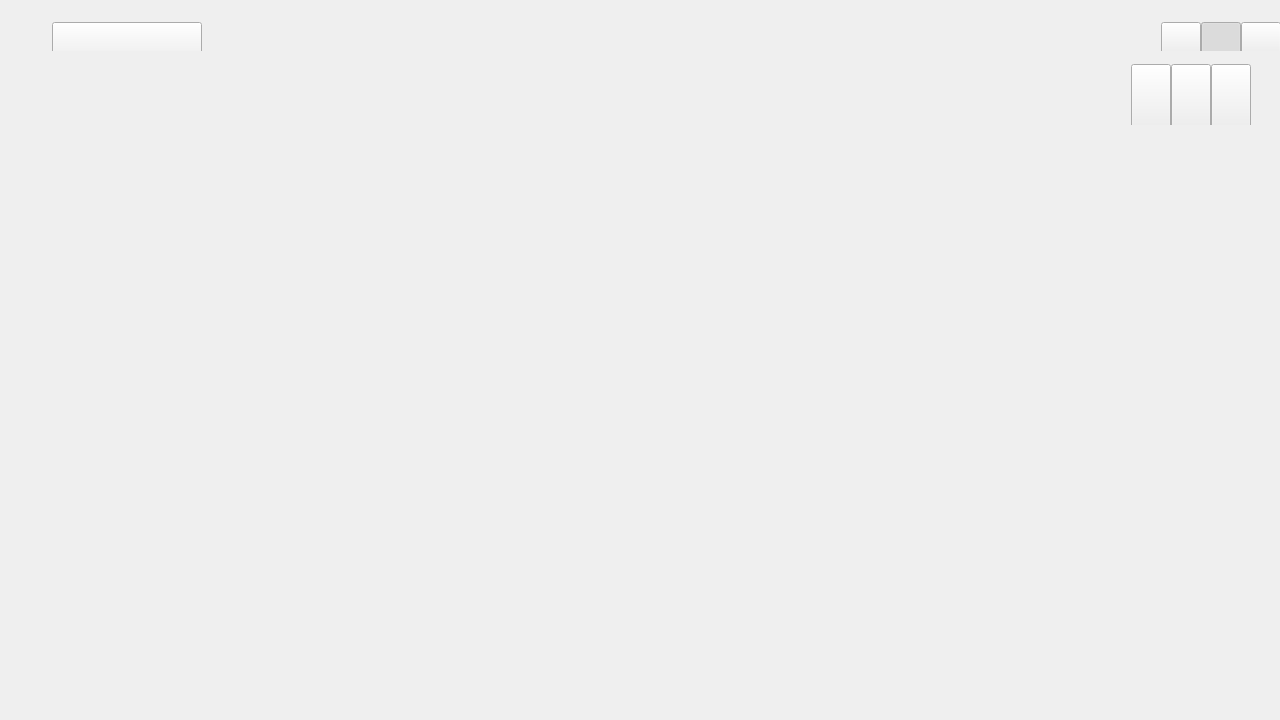
Before: the Qt Designer form Everlasting/UI/GMMainWindow.ui in LiuSocket/EVERLASTING, drawn with Qt 5.
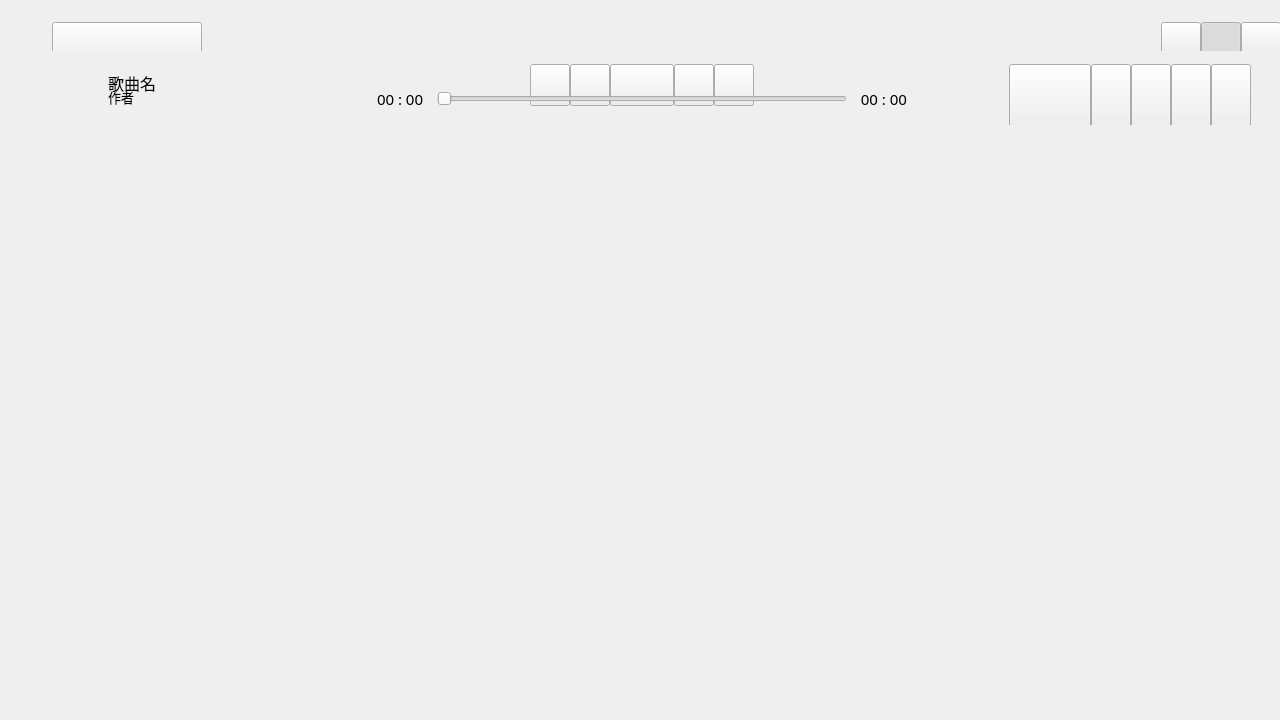
After: the same form once the commit is applied. Custom widgets are drawn as their Qt base class.

Patch:
```diff
--- a/Everlasting/UI/GMMainWindow.ui
+++ b/Everlasting/UI/GMMainWindow.ui
@@ -311,7 +311,456 @@
          <property name="spacing">
           <number>0</number>
          </property>
-         <item row="0" column="1" rowspan="2">
+         <item row="0" column="10" rowspan="2">
+          <widget class="QPushButton" name="nextBtn_2">
+           <property name="sizePolicy">
+            <sizepolicy hsizetype="Fixed" vsizetype="Fixed">
+             <horstretch>0</horstretch>
+             <verstretch>0</verstretch>
+            </sizepolicy>
+           </property>
+           <property name="minimumSize">
+            <size>
+             <width>40</width>
+             <height>42</height>
+            </size>
+           </property>
+           <property name="maximumSize">
+            <size>
+             <width>40</width>
+             <height>42</height>
+            </size>
+           </property>
+           <property name="toolTip">
+            <string>下一首</string>
+           </property>
+           <property name="text">
+            <string/>
+           </property>
+          </widget>
+         </item>
+         <item row="0" column="7" rowspan="2">
+          <widget class="QPushButton" name="lastBtn">
+           <property name="sizePolicy">
+            <sizepolicy hsizetype="Fixed" vsizetype="Fixed">
+             <horstretch>0</horstretch>
+             <verstretch>0</verstretch>
+            </sizepolicy>
+           </property>
+           <property name="minimumSize">
+            <size>
+             <width>40</width>
+             <height>42</height>
+            </size>
+           </property>
+           <property name="maximumSize">
+            <size>
+             <width>40</width>
+             <height>42</height>
+            </size>
+           </property>
+           <property name="toolTip">
+            <string>上一首</string>
+           </property>
+           <property name="text">
+            <string/>
+           </property>
+          </widget>
+         </item>
+         <item row="0" column="18" rowspan="3">
+          <widget class="QPushButton" name="listBtn">
+           <property name="sizePolicy">
+            <sizepolicy hsizetype="Fixed" vsizetype="Fixed">
+             <horstretch>0</horstretch>
+             <verstretch>0</verstretch>
+            </sizepolicy>
+           </property>
+           <property name="minimumSize">
+            <size>
+             <width>40</width>
+             <height>64</height>
+            </size>
+           </property>
+           <property name="maximumSize">
+            <size>
+             <width>40</width>
+             <height>64</height>
+            </size>
+           </property>
+           <property name="mouseTracking">
+            <bool>true</bool>
+           </property>
+           <property name="toolTip">
+            <string>播放列表</string>
+           </property>
+           <property name="text">
+            <string/>
+           </property>
+           <property name="checkable">
+            <bool>true</bool>
+           </property>
+          </widget>
+         </item>
+         <item row="1" column="2" rowspan="2">
+          <widget class="CGMTextScroller" name="audioInfoTextScroller">
+           <property name="sizePolicy">
+            <sizepolicy hsizetype="Fixed" vsizetype="Fixed">
+             <horstretch>0</horstretch>
+             <verstretch>0</verstretch>
+            </sizepolicy>
+           </property>
+           <property name="minimumSize">
+            <size>
+             <width>186</width>
+             <height>26</height>
+            </size>
+           </property>
+           <property name="maximumSize">
+            <size>
+             <width>186</width>
+             <height>26</height>
+            </size>
+           </property>
+           <property name="font">
+            <font>
+             <pointsize>10</pointsize>
+            </font>
+           </property>
+           <property name="text">
+            <string>作者</string>
+           </property>
+           <property name="alignment">
+            <set>Qt::AlignLeading|Qt::AlignLeft|Qt::AlignVCenter</set>
+           </property>
+          </widget>
+         </item>
+         <item row="0" column="0" rowspan="3">
+          <spacer name="horizontalSpacer_7">
+           <property name="orientation">
+            <enum>Qt::Horizontal</enum>
+           </property>
+           <property name="sizeType">
+            <enum>QSizePolicy::Fixed</enum>
+           </property>
+           <property name="sizeHint" stdset="0">
+            <size>
+             <width>12</width>
+             <height>64</height>
+            </size>
+           </property>
+          </spacer>
+         </item>
+         <item row="0" column="8" rowspan="2">
+          <widget class="QPushButton" name="playBtn">
+           <property name="sizePolicy">
+            <sizepolicy hsizetype="Fixed" vsizetype="Fixed">
+             <horstretch>0</horstretch>
+             <verstretch>0</verstretch>
+            </sizepolicy>
+           </property>
+           <property name="minimumSize">
+            <size>
+             <width>64</width>
+             <height>42</height>
+            </size>
+           </property>
+           <property name="maximumSize">
+            <size>
+             <width>64</width>
+             <height>42</height>
+            </size>
+           </property>
+           <property name="toolTip">
+            <string>播放/暂停</string>
+           </property>
+           <property name="text">
+            <string/>
+           </property>
+           <property name="checkable">
+            <bool>true</bool>
+           </property>
+          </widget>
+         </item>
+         <item row="0" column="19" rowspan="3">
+          <widget class="QPushButton" name="fullScreenBtn">
+           <property name="sizePolicy">
+            <sizepolicy hsizetype="Fixed" vsizetype="Fixed">
+             <horstretch>0</horstretch>
+             <verstretch>0</verstretch>
+            </sizepolicy>
+           </property>
+           <property name="minimumSize">
+            <size>
+             <width>40</width>
+             <height>64</height>
+            </size>
+           </property>
+           <property name="maximumSize">
+            <size>
+             <width>40</width>
+             <height>64</height>
+            </size>
+           </property>
+           <property name="mouseTracking">
+            <bool>true</bool>
+           </property>
+           <property name="toolTip">
+            <string>全屏</string>
+           </property>
+           <property name="text">
+            <string/>
+           </property>
+          </widget>
+         </item>
+         <item row="0" column="20" rowspan="3">
+          <spacer name="horizontalSpacer_4">
+           <property name="orientation">
+            <enum>Qt::Horizontal</enum>
+           </property>
+           <property name="sizeType">
+            <enum>QSizePolicy::Fixed</enum>
+           </property>
+           <property name="sizeHint" stdset="0">
+            <size>
+             <width>20</width>
+             <height>64</height>
+            </size>
+           </property>
+          </spacer>
+         </item>
+         <item row="0" column="2">
+          <widget class="CGMTextScroller" name="audioNameTextScroller">
+           <property name="sizePolicy">
+            <sizepolicy hsizetype="Fixed" vsizetype="Fixed">
+             <horstretch>0</horstretch>
+             <verstretch>0</verstretch>
+            </sizepolicy>
+           </property>
+           <property name="minimumSize">
+            <size>
+             <width>186</width>
+             <height>38</height>
+            </size>
+           </property>
+           <property name="maximumSize">
+            <size>
+             <width>186</width>
+             <height>38</height>
+            </size>
+           </property>
+           <property name="text">
+            <string>歌曲名</string>
+           </property>
+           <property name="alignment">
+            <set>Qt::AlignLeading|Qt::AlignLeft|Qt::AlignVCenter</set>
+           </property>
+          </widget>
+         </item>
+         <item row="0" column="6" rowspan="2">
+          <widget class="QPushButton" name="lastBtn_2">
+           <property name="sizePolicy">
+            <sizepolicy hsizetype="Fixed" vsizetype="Fixed">
+             <horstretch>0</horstretch>
+             <verstretch>0</verstretch>
+            </sizepolicy>
+           </property>
+           <property name="minimumSize">
+            <size>
+             <width>40</width>
+             <height>42</height>
+            </size>
+           </property>
+           <property name="maximumSize">
+            <size>
+             <width>40</width>
+             <height>42</height>
+            </size>
+           </property>
+           <property name="toolTip">
+            <string>上一首</string>
+           </property>
+           <property name="text">
+            <string/>
+           </property>
+          </widget>
+         </item>
+         <item row="0" column="9" rowspan="2">
+          <widget class="QPushButton" name="nextBtn">
+           <property name="sizePolicy">
+            <sizepolicy hsizetype="Fixed" vsizetype="Fixed">
+             <horstretch>0</horstretch>
+             <verstretch>0</verstretch>
+            </sizepolicy>
+           </property>
+           <property name="minimumSize">
+            <size>
+             <width>40</width>
+             <height>42</height>
+            </size>
+           </property>
+           <property name="maximumSize">
+            <size>
+             <width>40</width>
+             <height>42</height>
+            </size>
+           </property>
+           <property name="toolTip">
+            <string>下一首</string>
+           </property>
+           <property name="text">
+            <string/>
+           </property>
+          </widget>
+         </item>
+         <item row="0" column="13" rowspan="3">
+          <spacer name="horizontalSpacer_2">
+           <property name="orientation">
+            <enum>Qt::Horizontal</enum>
+           </property>
+           <property name="sizeType">
+            <enum>QSizePolicy::Expanding</enum>
+           </property>
+           <property name="sizeHint" stdset="0">
+            <size>
+             <width>70</width>
+             <height>61</height>
+            </size>
+           </property>
+          </spacer>
+         </item>
+         <item row="0" column="4" rowspan="2" colspan="2">
+          <spacer name="horizontalSpacer_3">
+           <property name="orientation">
+            <enum>Qt::Horizontal</enum>
+           </property>
+           <property name="sizeHint" stdset="0">
+            <size>
+             <width>128</width>
+             <height>20</height>
+            </size>
+           </property>
+          </spacer>
+         </item>
+         <item row="0" column="3" rowspan="3">
+          <spacer name="horizontalSpacer_6">
+           <property name="orientation">
+            <enum>Qt::Horizontal</enum>
+           </property>
+           <property name="sizeType">
+            <enum>QSizePolicy::Expanding</enum>
+           </property>
+           <property name="sizeHint" stdset="0">
+            <size>
+             <width>70</width>
+             <height>61</height>
+            </size>
+           </property>
+          </spacer>
+         </item>
+         <item row="0" column="11" rowspan="2" colspan="2">
+          <spacer name="horizontalSpacer_5">
+           <property name="orientation">
+            <enum>Qt::Horizontal</enum>
+           </property>
+           <property name="sizeHint" stdset="0">
+            <size>
+             <width>138</width>
+             <height>20</height>
+            </size>
+           </property>
+          </spacer>
+         </item>
+         <item row="2" column="5" colspan="7">
+          <widget class="CGMSlider" name="timeSlider">
+           <property name="minimumSize">
+            <size>
+             <width>410</width>
+             <height>22</height>
+            </size>
+           </property>
+           <property name="maximumSize">
+            <size>
+             <width>410</width>
+             <height>22</height>
+            </size>
+           </property>
+           <property name="toolTip">
+            <string>播放进度</string>
+           </property>
+           <property name="maximum">
+            <number>400</number>
+           </property>
+           <property name="pageStep">
+            <number>80</number>
+           </property>
+           <property name="orientation">
+            <enum>Qt::Horizontal</enum>
+           </property>
+          </widget>
+         </item>
+         <item row="0" column="14" rowspan="3">
+          <widget class="QPushButton" name="newBtn">
+           <property name="sizePolicy">
+            <sizepolicy hsizetype="Fixed" vsizetype="Fixed">
+             <horstretch>0</horstretch>
+             <verstretch>0</verstretch>
+            </sizepolicy>
+           </property>
+           <property name="minimumSize">
+            <size>
+             <width>82</width>
+             <height>64</height>
+            </size>
+           </property>
+           <property name="maximumSize">
+            <size>
+             <width>160</width>
+             <height>64</height>
+            </size>
+           </property>
+           <property name="mouseTracking">
+            <bool>true</bool>
+           </property>
+           <property name="text">
+            <string/>
+           </property>
+          </widget>
+         </item>
+         <item row="0" column="17" rowspan="3">
+          <widget class="QPushButton" name="volumeBtn">
+           <property name="sizePolicy">
+            <sizepolicy hsizetype="Fixed" vsizetype="Fixed">
+             <horstretch>0</horstretch>
+             <verstretch>0</verstretch>
+            </sizepolicy>
+           </property>
+           <property name="minimumSize">
+            <size>
+             <width>40</width>
+             <height>64</height>
+            </size>
+           </property>
+           <property name="maximumSize">
+            <size>
+             <width>40</width>
+             <height>64</height>
+            </size>
+           </property>
+           <property name="mouseTracking">
+            <bool>true</bool>
+           </property>
+           <property name="toolTip">
+            <string>音量</string>
+           </property>
+           <property name="text">
+            <string/>
+           </property>
+           <property name="checkable">
+            <bool>true</bool>
+           </property>
+          </widget>
+         </item>
+         <item row="0" column="1" rowspan="3">
           <widget class="QLabel" name="audioImgLab">
            <property name="sizePolicy">
             <sizepolicy hsizetype="Fixed" vsizetype="Preferred">
@@ -339,8 +788,8 @@
            </property>
           </widget>
          </item>
-         <item row="0" column="5" rowspan="2">
-          <widget class="QPushButton" name="fullScreenBtn">
+         <item row="2" column="4">
+          <widget class="QLabel" name="timePassedLab">
            <property name="sizePolicy">
             <sizepolicy hsizetype="Fixed" vsizetype="Fixed">
              <horstretch>0</horstretch>
@@ -349,44 +798,30 @@
            </property>
            <property name="minimumSize">
             <size>
-             <width>40</width>
-             <height>64</height>
+             <width>60</width>
+             <height>22</height>
             </size>
            </property>
            <property name="maximumSize">
             <size>
-             <width>40</width>
-             <height>64</height>
+             <width>60</width>
+             <height>22</height>
             </size>
            </property>
-           <property name="mouseTracking">
-            <bool>true</bool>
+           <property name="font">
+            <font>
+             <pointsize>11</pointsize>
+            </font>
            </property>
            <property name="toolTip">
             <string>全屏</string>
            </property>
            <property name="text">
-            <string/>
+            <string>00 : 00</string>
            </property>
           </widget>
          </item>
-         <item row="0" column="0" rowspan="2">
-          <spacer name="horizontalSpacer_7">
-           <property name="orientation">
-            <enum>Qt::Horizontal</enum>
-           </property>
-           <property name="sizeType">
-            <enum>QSizePolicy::Fixed</enum>
-           </property>
-           <property name="sizeHint" stdset="0">
-            <size>
-             <width>12</width>
-             <height>64</height>
-            </size>
-           </property>
-          </spacer>
-         </item>
-         <item row="2" column="0" colspan="7">
+         <item row="3" column="0" colspan="21">
           <spacer name="bottomEdge">
            <property name="orientation">
             <enum>Qt::Vertical</enum>
@@ -402,27 +837,8 @@
            </property>
           </spacer>
          </item>
-         <item row="0" column="6" rowspan="2">
-          <spacer name="horizontalSpacer_4">
-           <property name="orientation">
-            <enum>Qt::Horizontal</enum>
-           </property>
-           <property name="sizeType">
-            <enum>QSizePolicy::Fixed</enum>
-           </property>
-           <property name="sizeHint" stdset="0">
-            <size>
-             <width>20</width>
-             <height>64</height>
-            </size>
-           </property>
-          </spacer>
-         </item>
-         <item row="0" column="4" rowspan="2">
-          <widget class="QPushButton" name="listBtn">
-           <property name="enabled">
-            <bool>true</bool>
-           </property>
+         <item row="2" column="12">
+          <widget class="QLabel" name="timeAllLab">
            <property name="sizePolicy">
             <sizepolicy hsizetype="Fixed" vsizetype="Fixed">
              <horstretch>0</horstretch>
@@ -431,45 +847,34 @@
            </property>
            <property name="minimumSize">
             <size>
-             <width>40</width>
-             <height>64</height>
+             <width>60</width>
+             <height>22</height>
             </size>
            </property>
            <property name="maximumSize">
             <size>
-             <width>40</width>
-             <height>64</height>
+             <width>60</width>
+             <height>22</height>
             </size>
            </property>
-           <property name="mouseTracking">
-            <bool>true</bool>
+           <property name="font">
+            <font>
+             <pointsize>11</pointsize>
+            </font>
            </property>
            <property name="toolTip">
             <string>播放</string>
            </property>
            <property name="text">
-            <string/>
+            <string>00 : 00</string>
+           </property>
+           <property name="alignment">
+            <set>Qt::AlignRight|Qt::AlignTrailing|Qt::AlignVCenter</set>
            </property>
           </widget>
          </item>
-         <item row="0" column="2" rowspan="2">
-          <spacer name="horizontalSpacer_6">
-           <property name="orientation">
-            <enum>Qt::Horizontal</enum>
-           </property>
-           <property name="sizeType">
-            <enum>QSizePolicy::Expanding</enum>
-           </property>
-           <property name="sizeHint" stdset="0">
-            <size>
-             <width>70</width>
-             <height>61</height>
-            </size>
-           </property>
-          </spacer>
-         </item>
-         <item row="0" column="3" rowspan="2">
-          <widget class="QPushButton" name="volumeBtn">
+         <item row="0" column="16" rowspan="3">
+          <widget class="QPushButton" name="managerBtn">
            <property name="sizePolicy">
             <sizepolicy hsizetype="Fixed" vsizetype="Fixed">
              <horstretch>0</horstretch>
@@ -491,6 +896,9 @@
            <property name="text">
             <string/>
            </property>
+           <property name="checkable">
+            <bool>true</bool>
+           </property>
           </widget>
          </item>
         </layout>
@@ -502,6 +910,18 @@
   </widget>
  </widget>
  <layoutdefault spacing="6" margin="11"/>
+ <customwidgets>
+  <customwidget>
+   <class>CGMTextScroller</class>
+   <extends>QLabel</extends>
+   <header location="global">gmtextscroller.h</header>
+  </customwidget>
+  <customwidget>
+   <class>CGMSlider</class>
+   <extends>QSlider</extends>
+   <header>GMSlider.h</header>
+  </customwidget>
+ </customwidgets>
  <tabstops>
   <tabstop>titleBtn</tabstop>
   <tabstop>minBtn</tabstop>
```
Left out of the diff: 20 changed lines with no effect on the pictures.
